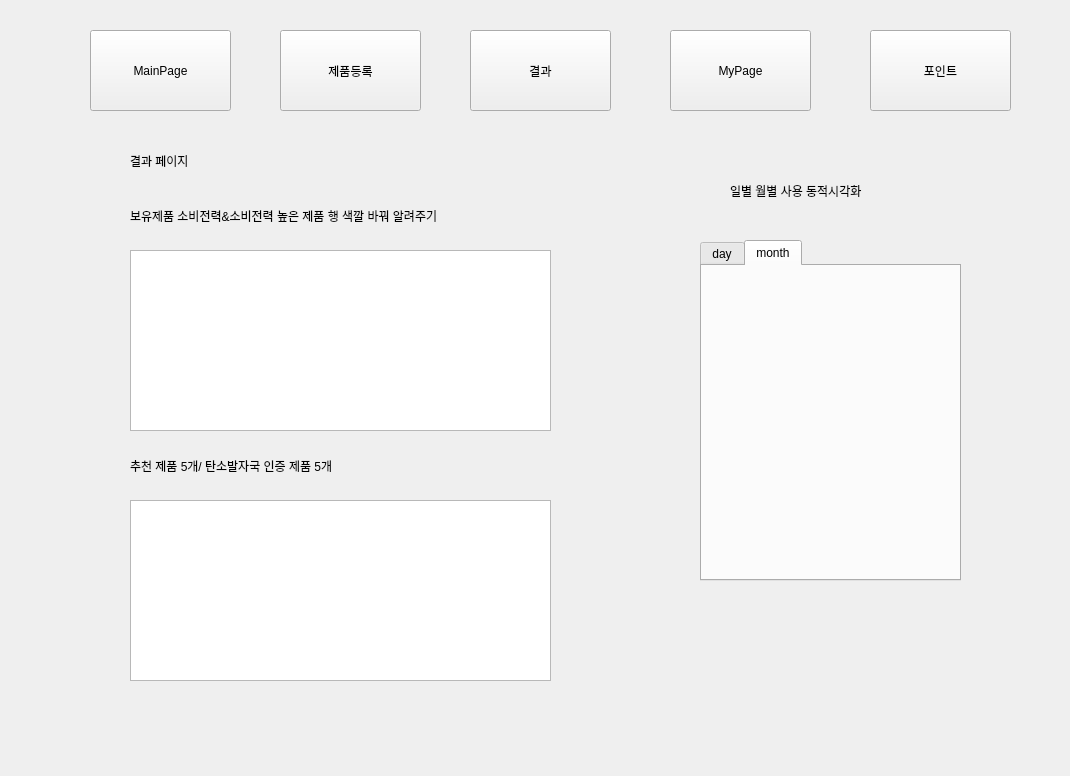
Before: the Qt Designer form project3/main.ui in jimin-ai/AI_Project, drawn with Qt 5.
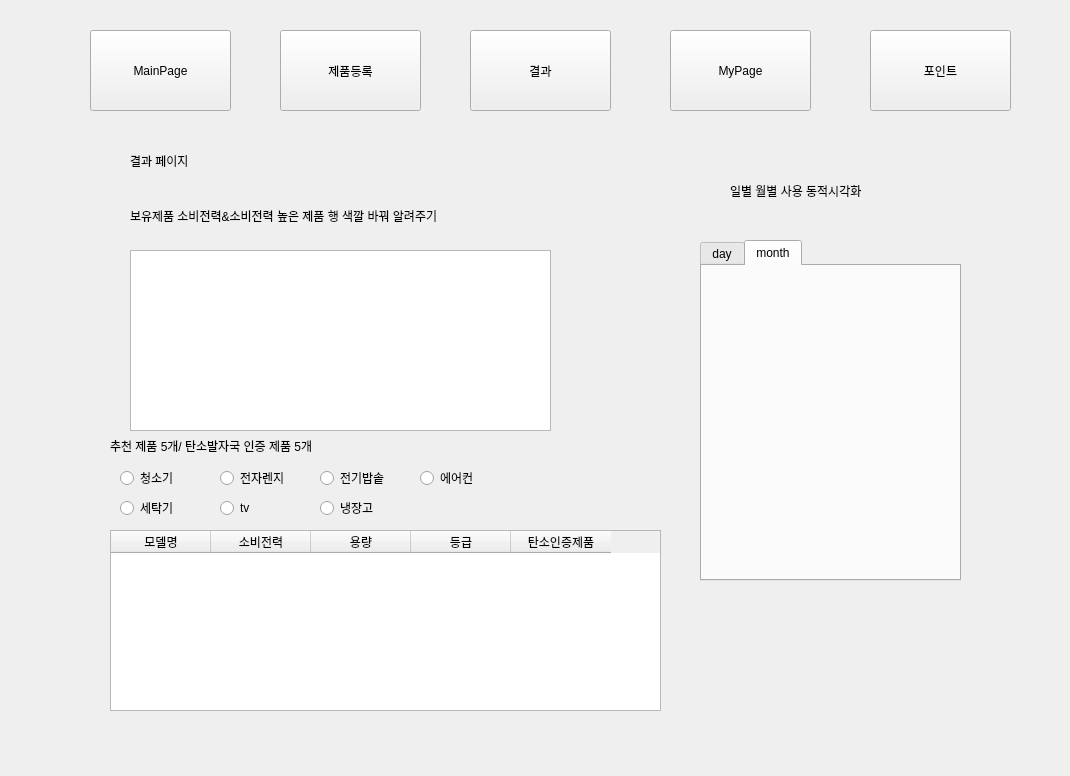
After: the same form once the commit is applied. The open tabs and pages were chosen to show the change.

Diff of the .ui file:
```diff
--- a/project3/main.ui
+++ b/project3/main.ui
@@ -393,8 +393,8 @@
     <widget class="QLabel" name="result_lbl_recommend">
      <property name="geometry">
       <rect>
-       <x>50</x>
-       <y>310</y>
+       <x>30</x>
+       <y>290</y>
        <width>271</width>
        <height>31</height>
       </rect>
@@ -406,12 +406,37 @@
     <widget class="QTableWidget" name="result_table_recommend">
      <property name="geometry">
       <rect>
-       <x>50</x>
-       <y>360</y>
-       <width>421</width>
+       <x>30</x>
+       <y>390</y>
+       <width>551</width>
        <height>181</height>
       </rect>
      </property>
+     <column>
+      <property name="text">
+       <string>모델명</string>
+      </property>
+     </column>
+     <column>
+      <property name="text">
+       <string>소비전력</string>
+      </property>
+     </column>
+     <column>
+      <property name="text">
+       <string>용량</string>
+      </property>
+     </column>
+     <column>
+      <property name="text">
+       <string>등급</string>
+      </property>
+     </column>
+     <column>
+      <property name="text">
+       <string>탄소인증제품</string>
+      </property>
+     </column>
     </widget>
     <widget class="QLabel" name="result_lbl_power">
      <property name="geometry">
@@ -426,6 +451,97 @@
       <string>보유제품 소비전력&amp;소비전력 높은 제품 행 색깔 바꿔 알려주기</string>
      </property>
     </widget>
+    <widget class="QRadioButton" name="radioButton_5">
+     <property name="geometry">
+      <rect>
+       <x>40</x>
+       <y>360</y>
+       <width>90</width>
+       <height>16</height>
+      </rect>
+     </property>
+     <property name="text">
+      <string>세탁기</string>
+     </property>
+    </widget>
+    <widget class="QRadioButton" name="radioButton_2">
+     <property name="geometry">
+      <rect>
+       <x>140</x>
+       <y>330</y>
+       <width>90</width>
+       <height>16</height>
+      </rect>
+     </property>
+     <property name="text">
+      <string>전자렌지</string>
+     </property>
+    </widget>
+    <widget class="QRadioButton" name="radioButton_3">
+     <property name="geometry">
+      <rect>
+       <x>240</x>
+       <y>330</y>
+       <width>90</width>
+       <height>16</height>
+      </rect>
+     </property>
+     <property name="text">
+      <string>전기밥솥</string>
+     </property>
+    </widget>
+    <widget class="QRadioButton" name="radioButton_6">
+     <property name="geometry">
+      <rect>
+       <x>140</x>
+       <y>360</y>
+       <width>90</width>
+       <height>16</height>
+      </rect>
+     </property>
+     <property name="text">
+      <string>tv</string>
+     </property>
+    </widget>
+    <widget class="QRadioButton" name="radioButton_7">
+     <property name="geometry">
+      <rect>
+       <x>240</x>
+       <y>360</y>
+       <width>90</width>
+       <height>16</height>
+      </rect>
+     </property>
+     <property name="text">
+      <string>냉장고</string>
+     </property>
+    </widget>
+    <widget class="QRadioButton" name="radioButton_1">
+     <property name="geometry">
+      <rect>
+       <x>40</x>
+       <y>330</y>
+       <width>90</width>
+       <height>16</height>
+      </rect>
+     </property>
+     <property name="text">
+      <string>청소기</string>
+     </property>
+    </widget>
+    <widget class="QRadioButton" name="radioButton_4">
+     <property name="geometry">
+      <rect>
+       <x>340</x>
+       <y>330</y>
+       <width>90</width>
+       <height>16</height>
+      </rect>
+     </property>
+     <property name="text">
+      <string>에어컨</string>
+     </property>
+    </widget>
    </widget>
    <widget class="QWidget" name="stack_my">
     <widget class="QLabel" name="my_lbl">
```
Left out of the diff: 5 changed lines with no effect on the pictures.
